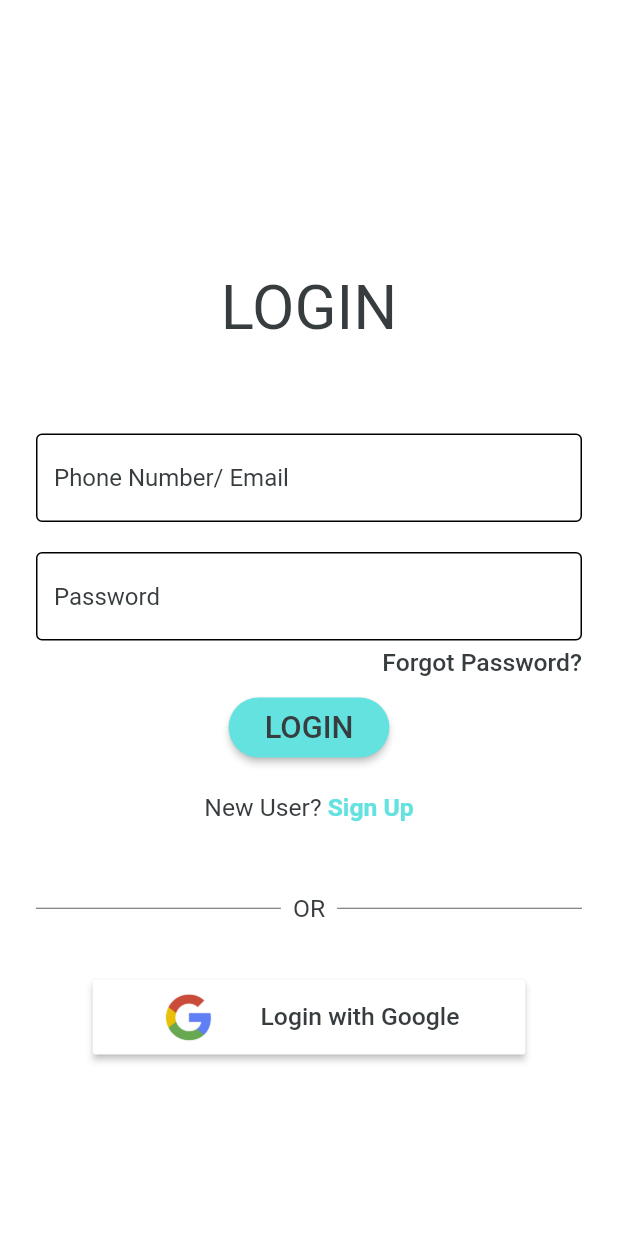
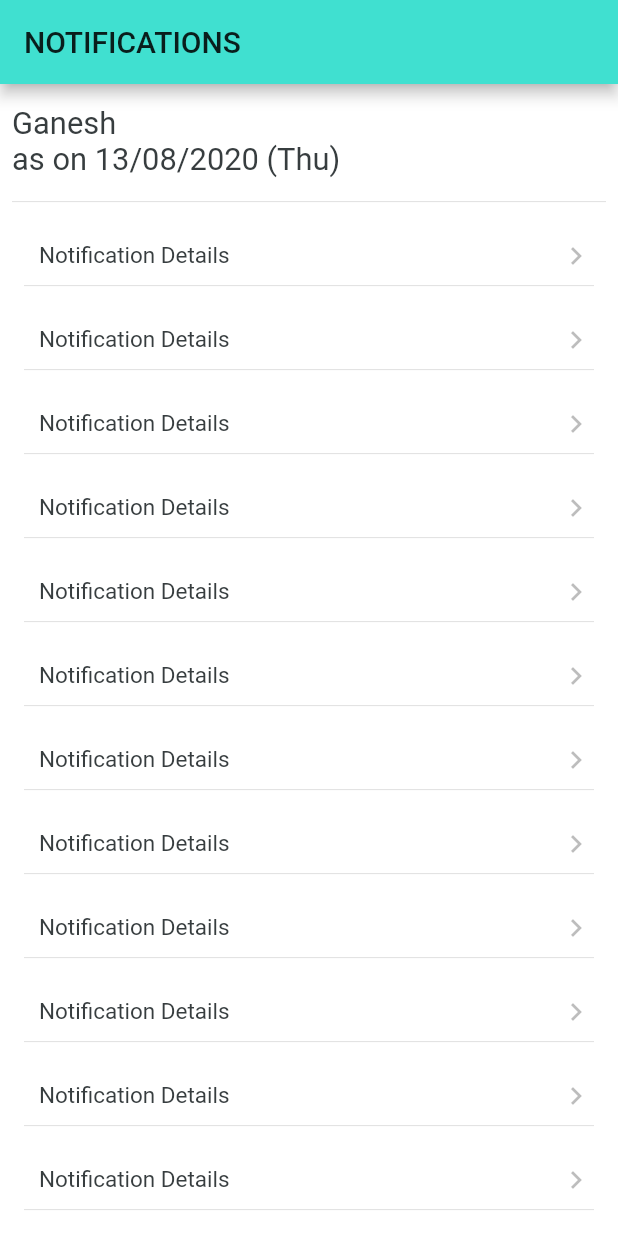
Before and after one commit to samyakOO7/finanace-app1, a Flutter app: the screen it shows after launch, on a phone screen of 412 x 824 dp. Run offline on Flutter 3.47's test engine with Material 2 defaults, Android fonts, the phone set to English and light mode, and no system bars; our stand-ins replace firebase_auth, flutter_signin_button, google_sign_in, otp_text_field, percent_indicator, pie_chart and 1 more; accounts and stored records are empty.

Commit message:
adding Forget Password and Notification Pages

```diff
--- /dev/null
+++ b/lib/NotificationPage.dart
@@ -0,0 +1,124 @@
+import 'package:flutter/cupertino.dart';
+import 'package:flutter/material.dart';
+import 'package:intl/intl.dart';
+
+class NotificationPage extends StatefulWidget {
+  @override
+  _NotificationPageState createState() => _NotificationPageState();
+}
+
+class _NotificationPageState extends State<NotificationPage> {
+  String userName = 'Ganesh';
+  List<String> notificationDetails = [
+    'Notification Details',
+    'Notification Details',
+    'Notification Details',
+    'Notification Details',
+    'Notification Details',
+    'Notification Details',
+    'Notification Details',
+    'Notification Details',
+    'Notification Details',
+    'Notification Details',
+    'Notification Details',
+    'Notification Details',
+    'Notification Details',
+    'Notification Details',
+    'Notification Details',
+    'Notification Details',
+    'Notification Details',
+    'Notification Details',
+    'Notification Details',
+    'Notification Details',
+    'Notification Details',
+    'Notification Details',
+  ];
+
+  @override
+  Widget build(BuildContext context) {
+    double tileHeight = MediaQuery
+        .of(context)
+        .size
+        .height;
+    double tileWidth = MediaQuery
+        .of(context)
+        .size
+        .width;
+    DateTime now = DateTime.now();
+    String formattedDate = DateFormat('dd/MM/yyyy (EEE)').format(now);
+    return Scaffold(
+      appBar: AppBar(
+        title: Text('NOTIFICATIONS'),
+      ),
+      backgroundColor: Colors.white,
+      body: SafeArea(
+        child: Center(
+          child: SingleChildScrollView(
+            child: Padding(
+              padding: const EdgeInsets.all(8.0),
+              child: Column(
+                mainAxisAlignment: MainAxisAlignment.start,
+                crossAxisAlignment: CrossAxisAlignment.start,
+                children: [
+                  Text(
+                    userName,
+                    style: TextStyle(
+                        color: Color(0xff373D3F), fontSize: tileWidth * 0.05),
+                  ),
+                  Text(
+                    'as on $formattedDate',
+                    style: TextStyle(
+                        color: Color(0xff373D3F), fontSize: tileWidth * 0.05),
+                  ),
+                  SizedBox(height: 8,),
+                  Divider(),
+                  SizedBox(height: 8,),
+                  Container(
+                    height: tileHeight*0.8,
+                    width: tileWidth,
+                    child: ListView(children: List.generate(
+                        notificationDetails.length, buildNotificationTile),),
+                  )
+
+                ],
+              ),
+            ),
+          ),
+        ),
+      ),
+    );
+  }
+
+  Padding buildNotificationTile(int index) {
+    return Padding(
+      padding: const EdgeInsets.all(8.0),
+      child: Column(
+        children: [
+          Row(
+            crossAxisAlignment: CrossAxisAlignment.center,
+            children: [
+              SizedBox(width: 10.0,),
+              Text(notificationDetails[index],
+                style: TextStyle(
+                  fontSize: 15,
+                  color: Color(0xff373D3F),
+                ),
+              ),
+              SizedBox(width: 10.0,),
+              Expanded(
+                child: GestureDetector(
+                    child:Align(
+                        alignment: Alignment.bottomRight,
+                        child: Icon(Icons.keyboard_arrow_right,
+                          color: Colors.black26,),),
+                  onTap: (){},
+                ),
+              ),
+        ],
+      ),
+          Divider(),
+      ],
+    ),
+    );
+  }
+}
--- a/lib/main.dart
+++ b/lib/main.dart
@@ -6,6 +6,7 @@ import 'package:flutter/services.dart';
 import 'menu_page.dart';
 import 'SignUP_PageWith_Chnages/SignUp_page.dart';
 import 'forget_password.dart';
+import 'NotificationPage.dart';
 // TESTING COMMENT
 
 //TESTING COMMENT 2
@@ -33,7 +34,7 @@ class MyApp extends StatelessWidget {
       // home: AddSplit(),
       initialRoute: '/',
       routes: {
-        '/': (context) => LoginPage(),
+        '/': (context) => NotificationPage(),
       },
     );
   }
```
Also changed, not shown: lib/forget_password.dart (added, +129 -0 lines).
